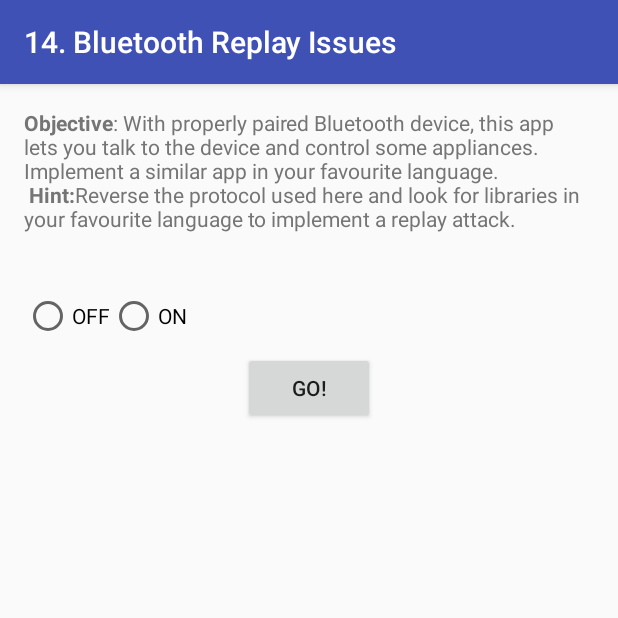
After one commit to payatu/diva-android, an Android app: the BluetoothReplayActivity screen opened directly, with no data from a screen before it, on a phone screen of 412 x 824 dp, the top half of it. The commit adds this screen. Run offline under Robolectric (Android 15) with nearby library versions, the phone set to English and light mode, and no system bars.

Commit message:
Added an activity for bluetooth replay attack

```diff
--- a/app/src/main/AndroidManifest.xml
+++ b/app/src/main/AndroidManifest.xml
@@ -5,6 +5,7 @@
     <uses-permission android:name="android.permission.WRITE_EXTERNAL_STORAGE" />
     <uses-permission android:name="android.permission.READ_EXTERNAL_STORAGE" />
     <uses-permission android:name="android.permission.INTERNET" />
+    <uses-permission android:name="android.permission.BLUETOOTH" />
 
     <application
         android:allowBackup="true"
@@ -103,6 +104,10 @@
         <activity android:name=".InputValidation3Activity"
             android:label="@string/d13" >
         </activity>
+        <activity
+            android:name=".BluetoothReplayActivity"
+            android:label="@string/d14" >
+        </activity>
     </application>
 
 </manifest>
--- /dev/null
+++ b/app/src/main/java/jakhar/aseem/diva/BluetoothReplayActivity.java
@@ -0,0 +1,130 @@
+/*
+ * DIVA Android - Damn Insecure and Vulnerable App for Android
+ *
+ * Copyright 2017 © Payatu
+ * Author: Sudhakar Verma sudhakar[at]payatu[dot]com
+ * Websites: www.payatu.com  www.nullcon.net  www.hardwear.io www.null.co.in
+ *
+ * This program is free software: you can redistribute it and/or modify
+ * it under the terms of the GNU General Public License as published by
+ * the Free Software Foundation, either version 3 of the License, or
+ * (at your option) any later version.
+ *
+ * This program is distributed in the hope that it will be useful,
+ * but WITHOUT ANY WARRANTY; without even the implied warranty of
+ * MERCHANTABILITY or FITNESS FOR A PARTICULAR PURPOSE.  See the
+ * GNU General Public License for more details.
+ *
+ * You should have received a copy of the GNU General Public License
+ * along with this program.  If not, see <http://www.gnu.org/licenses/>.
+ *
+ * THIS SOFTWARE IS PROVIDED ``AS IS'' AND ANY EXPRESS OR IMPLIED WARRANTIES, INCLUDING,
+ * BUT NOT LIMITED TO, THE IMPLIED WARRANTIES OF MERCHANTABILITY AND FITNESS FOR A
+ * PARTICULAR PURPOSE ARE DISCLAIMED.  IN NO EVENT SHALL THE AUTHORS OR COPYRIGHT HOLDERS
+ * BE LIABLE FOR ANY DIRECT, INDIRECT, INCIDENTAL, SPECIAL, EXEMPLARY, OR CONSEQUENTIAL
+ * DAMAGES (INCLUDING, BUT NOT LIMITED TO, PROCUREMENT OF SUBSTITUTE GOODS OR SERVICES;
+ * LOSS OF USE, DATA, OR PROFITS; OR BUSINESS INTERRUPTION) HOWEVER CAUSED AND ON ANY
+ * THEORY OF LIABILITY, WHETHER IN CONTRACT, STRICT LIABILITY, OR TORT (INCLUDING NEGLIGENCE
+ * OR OTHERWISE) ARISING IN ANY WAY OUT OF THE USE OF THIS SOFTWARE, EVEN IF ADVISED OF THE
+ * POSSIBILITY OF SUCH DAMAGE.
+ *
+ */
+package jakhar.aseem.diva;
+
+import java.io.IOException;
+import java.io.OutputStream;
+import java.util.Set;
+import java.util.UUID;
+
+import android.os.Bundle;
+import android.view.View;
+import android.support.v7.app.AppCompatActivity;
+import android.widget.RadioGroup;
+import android.widget.Toast;
+import android.content.Intent;
+import android.bluetooth.BluetoothAdapter;
+import android.bluetooth.BluetoothDevice;
+import android.bluetooth.BluetoothSocket;
+
+public class BluetoothReplayActivity extends AppCompatActivity {
+
+    BluetoothSocket mmSocket;
+    BluetoothDevice mmDevice = null;
+
+    final class senderThread implements Runnable {
+
+        private String btMsg;
+
+        public senderThread(String msg) {
+            btMsg = msg;
+        }
+
+        public void run()
+        {
+            sendBtMsg(btMsg);
+        }
+
+    }
+    public void sendBtMsg(String message){
+        UUID uuid = UUID.fromString("94f39d29-7d6d-437d-973b-fba39e49d4ee"); //Standard SerialPortService ID
+        try {
+
+            mmSocket = mmDevice.createRfcommSocketToServiceRecord(uuid);
+            if (!mmSocket.isConnected()){
+                mmSocket.connect();
+            }
+
+            String msg = message;
+            OutputStream mmOutputStream = mmSocket.getOutputStream();
+            mmOutputStream.write(msg.getBytes());
+
+        } catch (IOException e) {
+            e.printStackTrace();
+        }
+
+    }
+
+    @Override
+    protected void onCreate(Bundle savedInstanceState) {
+        super.onCreate(savedInstanceState);
+        setContentView(R.layout.activity_bluetooth_replay);
+        BluetoothAdapter mBluetoothAdapter = BluetoothAdapter.getDefaultAdapter();
+
+        if(!mBluetoothAdapter.isEnabled())
+        {
+            Intent enableBluetooth = new Intent(BluetoothAdapter.ACTION_REQUEST_ENABLE);
+            startActivityForResult(enableBluetooth, 0);
+        }
+
+        Set<BluetoothDevice> pairedDevices = mBluetoothAdapter.getBondedDevices();
+        boolean found_diva = false;
+        if(pairedDevices.size() > 0)
+        {
+            for(BluetoothDevice device : pairedDevices)
+            {
+                if(device.getName().equals("diva"))
+                {
+                    found_diva = true;
+                    Toast.makeText(this, "Found diva", Toast.LENGTH_SHORT).show();
+                    mmDevice = device;
+                    break;
+                }
+            }
+        }
+        if(!found_diva){
+            Toast.makeText(this, "Pair with diva first", Toast.LENGTH_SHORT).show();
+        }
+    }
+
+    public void doIt(View view){
+        RadioGroup radioGroup = (RadioGroup) findViewById(R.id.brgroup);
+        int selectedId = radioGroup.getCheckedRadioButtonId();
+        if (selectedId == R.id.br_on){
+            (new Thread(new senderThread("ON+17"))).start();
+        }
+        else{
+            (new Thread(new senderThread("OFF+17"))).start();
+        }
+        Toast.makeText(this, "Done!!", Toast.LENGTH_SHORT).show();
+    }
+}
--- a/app/src/main/java/jakhar/aseem/diva/MainActivity.java
+++ b/app/src/main/java/jakhar/aseem/diva/MainActivity.java
@@ -128,5 +128,9 @@ public class MainActivity extends AppCompatActivity {
             Intent i = new Intent(this, InputValidation3Activity.class);
             startActivity(i);
         }
+        else if (view == findViewById(R.id.d14button)) {
+            Intent i = new Intent(this, BluetoothReplayActivity.class);
+            startActivity(i);
+        }
     }
 }
--- /dev/null
+++ b/app/src/main/res/layout/activity_bluetooth_replay.xml
@@ -0,0 +1,55 @@
+<?xml version="1.0" encoding="utf-8"?>
+<RelativeLayout xmlns:android="http://schemas.android.com/apk/res/android"
+    xmlns:tools="http://schemas.android.com/tools" android:layout_width="match_parent"
+    android:layout_height="match_parent" android:paddingLeft="@dimen/activity_horizontal_margin"
+    android:paddingRight="@dimen/activity_horizontal_margin"
+    android:paddingTop="@dimen/activity_vertical_margin"
+    android:paddingBottom="@dimen/activity_vertical_margin"
+    tools:context="jakhar.aseem.diva.BluetoothReplayActivity">
+
+    <TextView
+        android:layout_width="wrap_content"
+        android:layout_height="wrap_content"
+        android:text="@string/br_intro"
+        android:id="@+id/brtextView"
+        android:layout_alignParentTop="true"
+        android:layout_alignParentLeft="true"
+        android:layout_alignParentStart="true"
+        android:textColor="@color/material_grey_600"
+        android:gravity="fill_horizontal|fill_vertical"
+        android:textAlignment="gravity" />
+
+    <RadioGroup
+        android:layout_width="match_parent"
+        android:layout_height="wrap_content"
+        android:id="@+id/brgroup"
+        android:orientation="horizontal"
+        android:layout_below="@+id/brtextView"
+        android:layout_alignParentLeft="true"
+        android:layout_alignParentStart="true"
+        android:layout_marginTop="31dp">
+
+     <RadioButton
+        android:layout_width="wrap_content"
+        android:layout_height="48dp"
+        android:text="@string/br_off"
+        android:id="@+id/br_off"
+         />
+
+    <RadioButton
+        android:layout_width="wrap_content"
+        android:layout_height="wrap_content"
+        android:text="@string/br_on"
+        android:id="@+id/br_on"
+         />
+    </RadioGroup>
+    <Button
+        android:layout_width="wrap_content"
+        android:layout_height="wrap_content"
+        android:text="@string/br_view"
+        android:id="@+id/br_button"
+        android:onClick="doIt"
+        android:layout_below="@id/brgroup"
+        android:layout_centerHorizontal="true" />
+
+</RelativeLayout>
--- a/app/src/main/res/values/strings.xml
+++ b/app/src/main/res/values/strings.xml
@@ -23,6 +23,7 @@
     <string name="d11">11. Access Control Issues - Part 3</string>
     <string name="d12">12. Hardcoding Issues - Part 2</string>
     <string name="d13">13. Input Validation Issues - Part 3</string>
+    <string name="d14">14. Bluetooth Replay Issues</string>
     <string name="log_intro"><b>Objective</b>: Find out what is being logged where/how and the vulnerable code.\n
                              <b>Hint</b>: Insecure logging occurs when developers intentionally
                              or unintentionally log sensitive information such as
@@ -97,4 +98,11 @@
                              from you. I dont expect anyone to go that far though.</string>
     <string name="ivi3_enter">Enter Launch Code for WOMD</string>
     <string name="ivi3_stop">PUSH THE RED BUTTON</string>
+    <string name="br_intro"><b>Objective</b>: With properly paired Bluetooth device, this app lets you talk to the device and
+                              control some appliances. Implement a similar app in your favourite language.\n
+                              <b>Hint:</b>Reverse the protocol used here and look for libraries in your favourite language
+                               to implement a replay attack.</string>
+    <string name="br_off">OFF</string>
+    <string name="br_on">ON</string>
+    <string name="br_view">GO!</string>
 </resources>
```
Also changed, not shown: app/src/main/res/layout/content_main.xml (+10 -0 lines), app/src/main/ic_launcher-web.png (added), app/src/main/res/mipmap-hdpi/ic_launcher.png, app/src/main/res/mipmap-mdpi/ic_launcher.png, app/src/main/res/mipmap-xhdpi/ic_launcher.png, app/src/main/res/mipmap-xxhdpi/ic_launcher.png, app/src/main/res/mipmap-xxxhdpi/ic_launcher.png.
